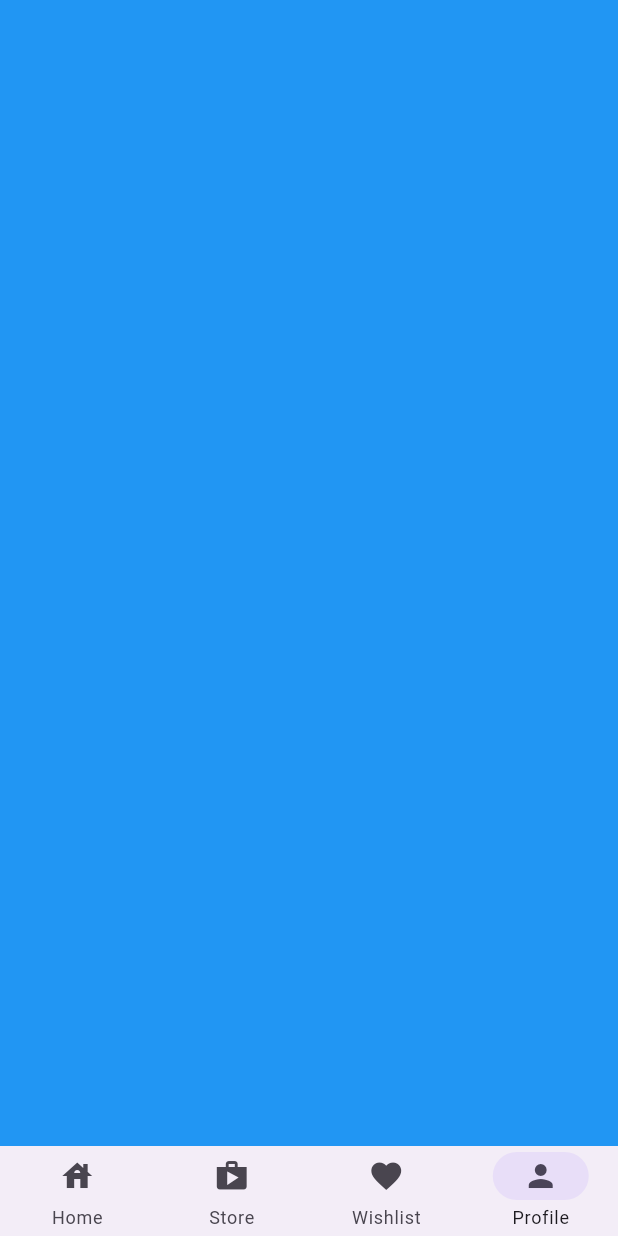
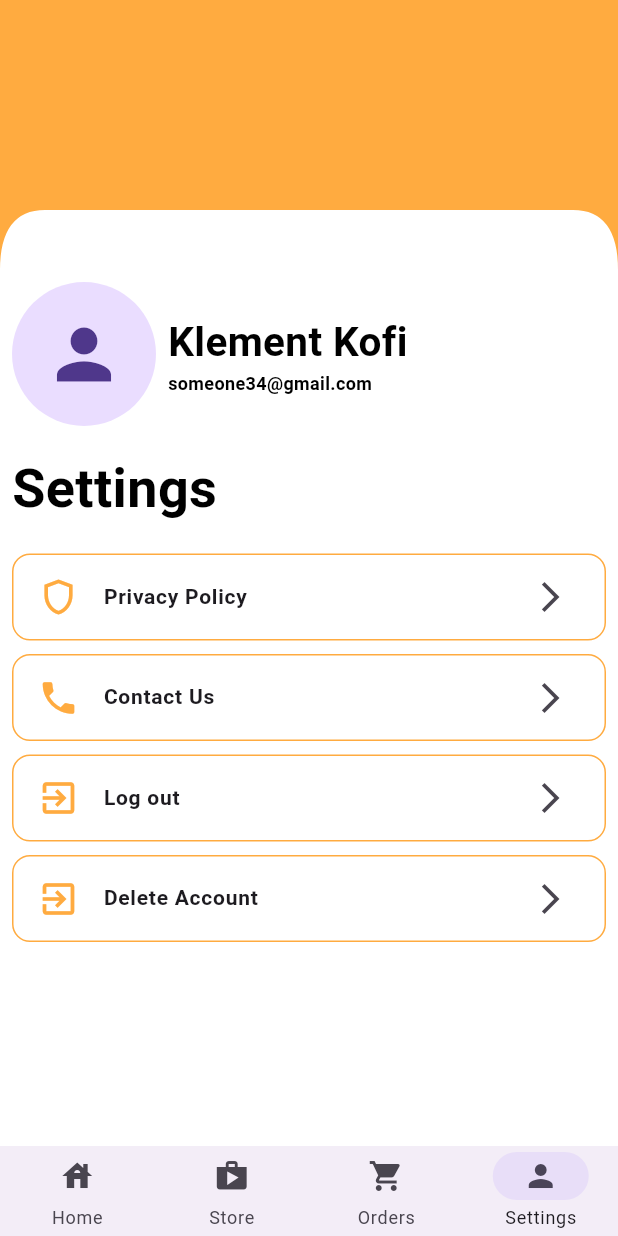
Before and after one commit to KlementA02/ChoFoodApp, a Flutter app: the NavigationPage screen opened directly, item 4 of the bottom bar chosen, on a phone screen of 412 x 824 dp. Run offline on Flutter 3.47's test engine with Material 2 defaults, Android fonts, the light colour scheme and no system bars; our stand-ins replace carousel_slider, font_awesome_flutter, get, iconsax; network calls fail; Roboto replaces fonts that are missing (Poppins); key blocks and very long unbroken strings in the code were emptied for the run.

Commit message:
Second Push

```diff
--- a/bike_delivery_app/lib/screens/navigation_page.dart
+++ b/bike_delivery_app/lib/screens/navigation_page.dart
@@ -1,4 +1,6 @@
 import 'package:bike_delivery_app/screens/homepage.dart';
+import 'package:bike_delivery_app/screens/settings_page.dart';
+import 'package:bike_delivery_app/screens/store_page.dart';
 import 'package:flutter/material.dart';
 import 'package:get/get.dart';
 
@@ -20,8 +22,8 @@ class NavigationPage extends StatelessWidget {
             NavigationDestination(icon: Icon(Icons.house), label: 'Home'),
             NavigationDestination(icon: Icon(Icons.shop), label: 'Store'),
             NavigationDestination(
-                icon: Icon(Icons.favorite), label: 'Wishlist'),
-            NavigationDestination(icon: Icon(Icons.person), label: 'Profile')
+                icon: Icon(Icons.shopping_cart), label: 'Orders'),
+            NavigationDestination(icon: Icon(Icons.person), label: 'Settings')
           ],
         ),
       ),
@@ -37,14 +39,10 @@ class NavigationController extends GetxController {
 
   final screens = [
     const HomePage(),
-    Container(
-      color: Colors.red,
-    ),
+    const StorePage(),
     Container(
       color: Colors.indigo,
     ),
-    Container(
-      color: Colors.blue,
-    ),
+    const SettingsPage(),
   ];
 }
--- /dev/null
+++ b/bike_delivery_app/lib/screens/settings_page.dart
@@ -0,0 +1,122 @@
+import 'package:flutter/material.dart';
+
+import '../custom_shape/custom_shape.dart';
+
+class SettingsPage extends StatelessWidget {
+  const SettingsPage({super.key});
+
+  @override
+  Widget build(BuildContext context) {
+    double screenWidth = MediaQuery.of(context).size.width;
+    return Scaffold(
+      body: Column(
+        crossAxisAlignment: CrossAxisAlignment.start,
+        children: [
+          ClipPath(
+            clipper: CustomCurvedEdges(),
+            child: Container(
+              height: 180,
+              width: screenWidth,
+              decoration: const BoxDecoration(color: Colors.orangeAccent),
+              child: const Column(
+                children: [
+                  SizedBox(height: 24),
+                ],
+              ),
+            ),
+          ),
+          const Padding(
+            padding: EdgeInsets.all(8.0),
+            child: Row(
+              children: [
+                CircleAvatar(
+                  radius: 48,
+                  child: Icon(
+                    Icons.person,
+                    size: 54,
+                  ),
+                ),
+                Padding(
+                  padding: EdgeInsets.all(8.0),
+                  child: Column(
+                    crossAxisAlignment: CrossAxisAlignment.start,
+                    children: [
+                      Text('Klement Kofi', style: TextStyle(fontSize: 27)),
+                      Text('someone34@gmail.com',
+                          style: TextStyle(fontSize: 12)),
+                    ],
+                  ),
+                ),
+              ],
+            ),
+          ),
+          const Padding(
+            padding: EdgeInsets.all(8.0),
+            child: Column(
+              crossAxisAlignment: CrossAxisAlignment.start,
+              children: [
+                Text(
+                  'Settings',
+                  style: TextStyle(fontSize: 36),
+                ),
+                SizedBox(height: 18),
+                SettingTilesWidget(
+                  title: 'Privacy Policy',
+                  icon: Icons.shield_outlined,
+                ),
+                SizedBox(height: 9),
+                SettingTilesWidget(
+                  title: 'Contact Us',
+                  icon: Icons.phone,
+                ),
+                SizedBox(height: 9),
+                SettingTilesWidget(
+                  title: 'Log out',
+                  icon: Icons.exit_to_app,
+                ),
+                SizedBox(height: 9),
+                SettingTilesWidget(
+                  title: 'Delete Account',
+                  icon: Icons.exit_to_app,
+                ),
+              ],
+            ),
+          )
+        ],
+      ),
+    );
+  }
+}
+
+class SettingTilesWidget extends StatelessWidget {
+  const SettingTilesWidget({
+    super.key,
+    this.onTap,
+    required this.title,
+    this.subtitle = '',
+    this.trailing = const Icon(Icons.arrow_forward_ios),
+    required this.icon,
+  });
+  final VoidCallback? onTap;
+  final String title, subtitle;
+  final Widget? trailing;
+  final IconData icon;
+
+  @override
+  Widget build(BuildContext context) {
+    return Container(
+      decoration: BoxDecoration(
+          borderRadius: BorderRadius.circular(12),
+          border: Border.all(color: Colors.orangeAccent, width: 1)),
+      child: ListTile(
+        leading: Icon(
+          icon,
+          size: 28,
+          color: Colors.orangeAccent,
+        ),
+        title: Text(title),
+        trailing: trailing,
+      ),
+    );
+  }
+}
--- a/bike_delivery_app/lib/screens/vendor_page.dart
+++ b/bike_delivery_app/lib/screens/vendor_page.dart
@@ -1,4 +1,5 @@
 import 'package:flutter/material.dart';
+import 'package:get/get.dart';
 import 'package:iconsax/iconsax.dart';
 
 import '../custom_shape/custom_shape.dart';
@@ -185,7 +186,9 @@ class TopIconButton extends StatelessWidget {
         decoration: BoxDecoration(
             color: Colors.white, borderRadius: BorderRadius.circular(12)),
         child: IconButton(
-            onPressed: () {},
+            onPressed: () {
+              Get.back();
+            },
             icon: Icon(
               icon,
               size: iconSize,
--- a/bike_delivery_app/pubspec.yaml
+++ b/bike_delivery_app/pubspec.yaml
@@ -39,6 +39,7 @@ dependencies:
   get: ^4.6.5
   font_awesome_flutter: ^10.7.0
   get_secure_storage: ^1.0.4
+  carousel_slider: ^4.2.1
 
 dev_dependencies:
   flutter_test:
```
Also changed, not shown: bike_delivery_app/lib/screens/homepage.dart (+79 -16 lines), bike_delivery_app/lib/screens/store_page.dart (added, +184 -0 lines), bike_delivery_app/pubspec.lock.
